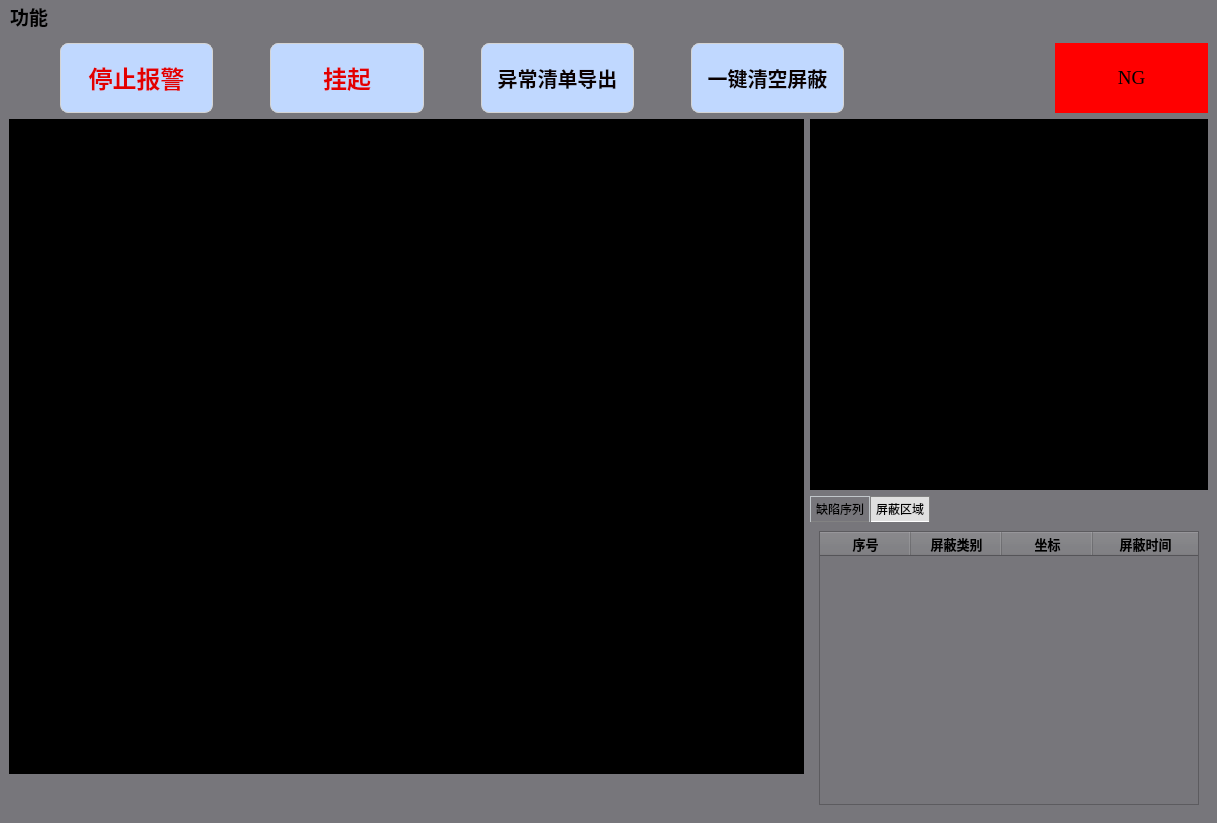
Qt form src/ui/main_window_end.ui (Dragon1633/yolov8-underwater-detection) before a commit.
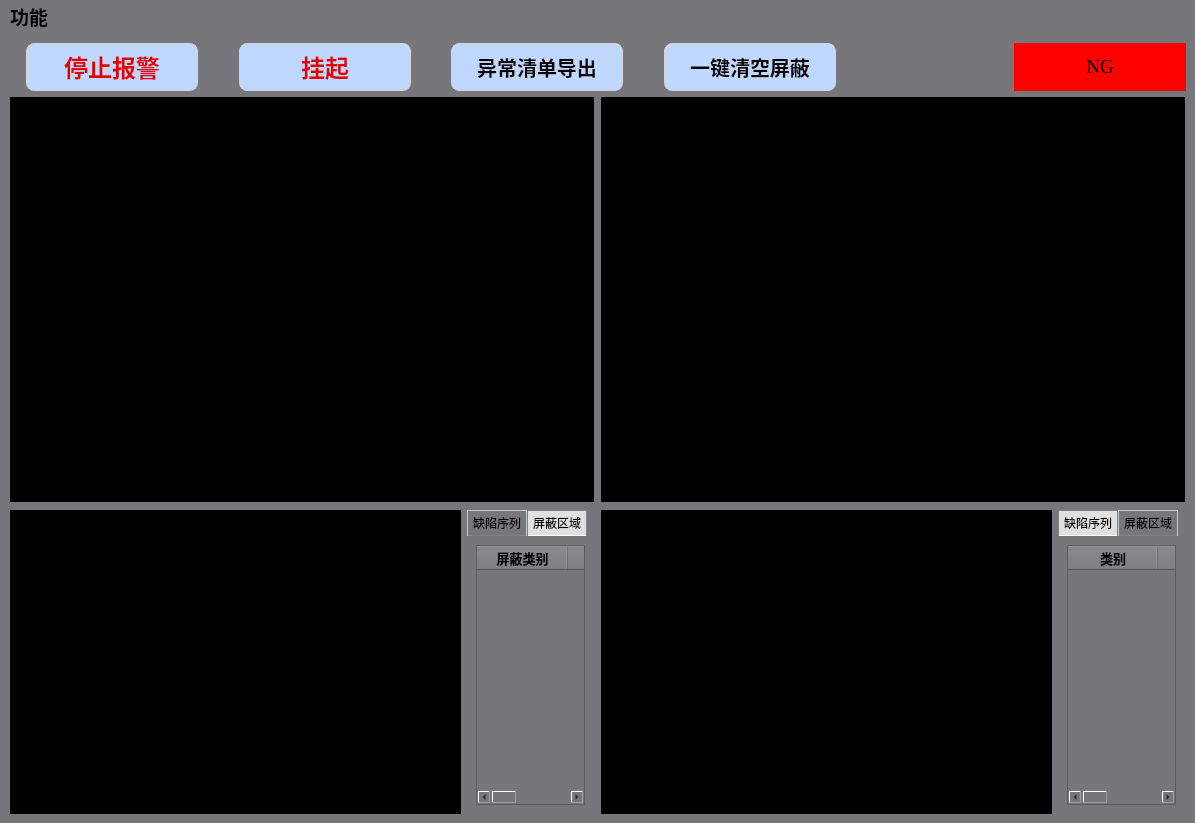
The same form after that commit. The open tabs and pages were chosen to show the change. Icons and pictures are not drawn.

The edit to the form file:
```diff
--- a/src/ui/main_window_end.ui
+++ b/src/ui/main_window_end.ui
@@ -6,7 +6,7 @@
    <rect>
     <x>0</x>
     <y>0</y>
-    <width>1217</width>
+    <width>1195</width>
     <height>823</height>
    </rect>
   </property>
@@ -34,9 +34,9 @@
    </property>
    <layout class="QHBoxLayout" name="horizontalLayout_7">
     <item>
-     <layout class="QVBoxLayout" name="verticalLayout_3" stretch="1,10">
+     <layout class="QVBoxLayout" name="verticalLayout_3" stretch="1,15">
       <item>
-       <layout class="QHBoxLayout" name="horizontalLayout_4" stretch="2,6,2,6,2,6,2,6,8,6">
+       <layout class="QHBoxLayout" name="horizontalLayout_4" stretch="1,10,2,10,2,10,2,10,10,10">
         <item>
          <spacer name="horizontalSpacer_4">
           <property name="orientation">
@@ -268,9 +268,22 @@
        </layout>
       </item>
       <item>
-       <layout class="QHBoxLayout" name="horizontalLayout_2" stretch="6,3">
+       <layout class="QHBoxLayout" name="horizontalLayout_3" stretch="1,400,1,400,1">
         <item>
-         <layout class="QVBoxLayout" name="verticalLayout" stretch="20,0">
+         <spacer name="horizontalSpacer_7">
+          <property name="orientation">
+           <enum>Qt::Horizontal</enum>
+          </property>
+          <property name="sizeHint" stdset="0">
+           <size>
+            <width>40</width>
+            <height>20</height>
+           </size>
+          </property>
+         </spacer>
+        </item>
+        <item>
+         <layout class="QVBoxLayout" name="verticalLayout" stretch="160,1,120">
           <item>
            <widget class="QLabel" name="label_display">
             <property name="styleSheet">
@@ -294,12 +307,10 @@
             </property>
            </spacer>
           </item>
-         </layout>
-        </item>
         <item>
-         <layout class="QVBoxLayout" name="verticalLayout_2" stretch="7,6">
+           <layout class="QHBoxLayout" name="horizontalLayout" stretch="10,1">
           <item>
-           <widget class="QLabel" name="label_display_2">
+             <widget class="QLabel" name="label_display_error">
             <property name="styleSheet">
              <string notr="true">background-color: rgb(0, 0, 0);</string>
             </property>
@@ -537,7 +548,7 @@
                 </attribute>
                 <column>
                  <property name="text">
-                  <string>序号</string>
+                    <string>屏蔽类别</string>
                  </property>
                  <property name="font">
                   <font>
@@ -552,6 +563,308 @@
                 </column>
                 <column>
                  <property name="text">
+                    <string>坐标</string>
+                   </property>
+                   <property name="font">
+                    <font>
+                     <pointsize>10</pointsize>
+                     <weight>75</weight>
+                     <bold>true</bold>
+                    </font>
+                   </property>
+                   <property name="textAlignment">
+                    <set>AlignCenter</set>
+                   </property>
+                  </column>
+                  <column>
+                   <property name="text">
+                    <string>屏蔽时间</string>
+                   </property>
+                   <property name="font">
+                    <font>
+                     <pointsize>10</pointsize>
+                     <weight>75</weight>
+                     <bold>true</bold>
+                    </font>
+                   </property>
+                   <property name="textAlignment">
+                    <set>AlignCenter</set>
+                   </property>
+                  </column>
+                 </widget>
+                </item>
+               </layout>
+              </widget>
+             </widget>
+            </item>
+           </layout>
+          </item>
+         </layout>
+        </item>
+        <item>
+         <spacer name="horizontalSpacer_6">
+          <property name="orientation">
+           <enum>Qt::Horizontal</enum>
+          </property>
+          <property name="sizeHint" stdset="0">
+           <size>
+            <width>40</width>
+            <height>20</height>
+           </size>
+          </property>
+         </spacer>
+        </item>
+        <item>
+         <layout class="QVBoxLayout" name="verticalLayout_2" stretch="160,1,120">
+          <item>
+           <widget class="QLabel" name="label_display_2">
+            <property name="styleSheet">
+             <string notr="true">background-color: rgb(0, 0, 0);</string>
+            </property>
+            <property name="text">
+             <string/>
+            </property>
+           </widget>
+          </item>
+          <item>
+           <spacer name="verticalSpacer_2">
+            <property name="orientation">
+             <enum>Qt::Vertical</enum>
+            </property>
+            <property name="sizeHint" stdset="0">
+             <size>
+              <width>20</width>
+              <height>40</height>
+             </size>
+            </property>
+           </spacer>
+          </item>
+          <item>
+           <layout class="QHBoxLayout" name="horizontalLayout_2" stretch="10,1">
+            <item>
+             <widget class="QLabel" name="label_display_error_2">
+              <property name="styleSheet">
+               <string notr="true">background-color: rgb(0, 0, 0);</string>
+              </property>
+              <property name="text">
+               <string/>
+              </property>
+             </widget>
+            </item>
+            <item>
+             <widget class="QTabWidget" name="tabWidget_2">
+              <property name="styleSheet">
+               <string notr="true">QTabWidget::pane {
+    border: none;
+}
+
+QTabBar::tab {
+    /* background: #f0f0f0; 设置默认状态下的背景颜色 */
+    border: 1px solid #C2C7CB; /* 设置边框颜色 */
+    border-bottom-color: #828282; /* 设置底部边框颜色 */
+    min-width: 10ex; /* 最小宽度 */
+    padding: 5px; /* 内边距 */
+}
+
+QTabBar::tab:selected, QTabBar::tab:hover {
+     background: #e0e0e0; /* 设置选中或悬停状态下的背景颜色 */
+}
+QTabBar::tab:selected {
+    background: #e0e0e0; /* 设置选中状态下的背景颜色 */
+    border-color: #828282; /* 选中时的边框颜色 */
+    border-bottom-color: #fff; /* 底部边框颜色 */
+    margin-bottom: 0px; /* 调整底部间距以产生凸起效果 */
+}
+</string>
+              </property>
+              <property name="currentIndex">
+               <number>0</number>
+              </property>
+              <property name="usesScrollButtons">
+               <bool>true</bool>
+              </property>
+              <widget class="QWidget" name="tab_3">
+               <property name="layoutDirection">
+                <enum>Qt::LeftToRight</enum>
+               </property>
+               <attribute name="title">
+                <string>缺陷序列</string>
+               </attribute>
+               <layout class="QHBoxLayout" name="horizontalLayout_10">
+                <item>
+                 <widget class="QTableWidget" name="tableWidget_results_2">
+                  <property name="sizePolicy">
+                   <sizepolicy hsizetype="Preferred" vsizetype="Preferred">
+                    <horstretch>0</horstretch>
+                    <verstretch>0</verstretch>
+                   </sizepolicy>
+                  </property>
+                  <property name="font">
+                   <font>
+                    <family>Ubuntu</family>
+                    <pointsize>11</pointsize>
+                    <weight>50</weight>
+                    <italic>false</italic>
+                    <bold>false</bold>
+                   </font>
+                  </property>
+                  <property name="autoFillBackground">
+                   <bool>true</bool>
+                  </property>
+                  <property name="styleSheet">
+                   <string notr="true"/>
+                  </property>
+                  <property name="horizontalScrollBarPolicy">
+                   <enum>Qt::ScrollBarAsNeeded</enum>
+                  </property>
+                  <property name="sizeAdjustPolicy">
+                   <enum>QAbstractScrollArea::AdjustToContents</enum>
+                  </property>
+                  <property name="autoScroll">
+                   <bool>true</bool>
+                  </property>
+                  <property name="editTriggers">
+                   <set>QAbstractItemView::NoEditTriggers</set>
+                  </property>
+                  <property name="selectionMode">
+                   <enum>QAbstractItemView::SingleSelection</enum>
+                  </property>
+                  <property name="selectionBehavior">
+                   <enum>QAbstractItemView::SelectRows</enum>
+                  </property>
+                  <attribute name="horizontalHeaderCascadingSectionResizes">
+                   <bool>true</bool>
+                  </attribute>
+                  <attribute name="horizontalHeaderDefaultSectionSize">
+                   <number>90</number>
+                  </attribute>
+                  <attribute name="horizontalHeaderShowSortIndicator" stdset="0">
+                   <bool>false</bool>
+                  </attribute>
+                  <attribute name="horizontalHeaderStretchLastSection">
+                   <bool>true</bool>
+                  </attribute>
+                  <attribute name="verticalHeaderVisible">
+                   <bool>false</bool>
+                  </attribute>
+                  <attribute name="verticalHeaderCascadingSectionResizes">
+                   <bool>false</bool>
+                  </attribute>
+                  <column>
+                   <property name="text">
+                    <string>类别</string>
+                   </property>
+                   <property name="font">
+                    <font>
+                     <pointsize>10</pointsize>
+                     <weight>75</weight>
+                     <bold>true</bold>
+                    </font>
+                   </property>
+                   <property name="textAlignment">
+                    <set>AlignCenter</set>
+                   </property>
+                  </column>
+                  <column>
+                   <property name="text">
+                    <string>置信度</string>
+                   </property>
+                   <property name="font">
+                    <font>
+                     <pointsize>10</pointsize>
+                     <weight>75</weight>
+                     <bold>true</bold>
+                    </font>
+                   </property>
+                   <property name="textAlignment">
+                    <set>AlignCenter</set>
+                   </property>
+                  </column>
+                  <column>
+                   <property name="text">
+                    <string>时间</string>
+                   </property>
+                   <property name="font">
+                    <font>
+                     <pointsize>10</pointsize>
+                     <weight>75</weight>
+                     <bold>true</bold>
+                    </font>
+                   </property>
+                   <property name="textAlignment">
+                    <set>AlignCenter</set>
+                   </property>
+                  </column>
+                 </widget>
+                </item>
+               </layout>
+              </widget>
+              <widget class="QWidget" name="tab_4">
+               <attribute name="title">
+                <string>屏蔽区域</string>
+               </attribute>
+               <layout class="QHBoxLayout" name="horizontalLayout_11">
+                <item>
+                 <widget class="QTableWidget" name="tableWidget_ignore_2">
+                  <property name="sizePolicy">
+                   <sizepolicy hsizetype="Preferred" vsizetype="Preferred">
+                    <horstretch>0</horstretch>
+                    <verstretch>0</verstretch>
+                   </sizepolicy>
+                  </property>
+                  <property name="font">
+                   <font>
+                    <family>Ubuntu</family>
+                    <pointsize>11</pointsize>
+                    <weight>50</weight>
+                    <italic>false</italic>
+                    <bold>false</bold>
+                   </font>
+                  </property>
+                  <property name="autoFillBackground">
+                   <bool>true</bool>
+                  </property>
+                  <property name="styleSheet">
+                   <string notr="true"/>
+                  </property>
+                  <property name="lineWidth">
+                   <number>6</number>
+                  </property>
+                  <property name="midLineWidth">
+                   <number>1</number>
+                  </property>
+                  <property name="horizontalScrollBarPolicy">
+                   <enum>Qt::ScrollBarAsNeeded</enum>
+                  </property>
+                  <property name="sizeAdjustPolicy">
+                   <enum>QAbstractScrollArea::AdjustToContents</enum>
+                  </property>
+                  <property name="editTriggers">
+                   <set>QAbstractItemView::NoEditTriggers</set>
+                  </property>
+                  <property name="selectionMode">
+                   <enum>QAbstractItemView::SingleSelection</enum>
+                  </property>
+                  <property name="selectionBehavior">
+                   <enum>QAbstractItemView::SelectRows</enum>
+                  </property>
+                  <attribute name="horizontalHeaderCascadingSectionResizes">
+                   <bool>true</bool>
+                  </attribute>
+                  <attribute name="horizontalHeaderDefaultSectionSize">
+                   <number>91</number>
+                  </attribute>
+                  <attribute name="horizontalHeaderShowSortIndicator" stdset="0">
+                   <bool>false</bool>
+                  </attribute>
+                  <attribute name="horizontalHeaderStretchLastSection">
+                   <bool>true</bool>
+                  </attribute>
+                  <attribute name="verticalHeaderVisible">
+                   <bool>false</bool>
+                  </attribute>
+                  <column>
+                   <property name="text">
                   <string>屏蔽类别</string>
                  </property>
                  <property name="font">
@@ -602,6 +915,21 @@
            </widget>
           </item>
          </layout>
+          </item>
+         </layout>
+        </item>
+        <item>
+         <spacer name="horizontalSpacer_8">
+          <property name="orientation">
+           <enum>Qt::Horizontal</enum>
+          </property>
+          <property name="sizeHint" stdset="0">
+           <size>
+            <width>40</width>
+            <height>20</height>
+           </size>
+          </property>
+         </spacer>
         </item>
        </layout>
       </item>
@@ -614,7 +942,7 @@
     <rect>
      <x>0</x>
      <y>0</y>
-     <width>1217</width>
+     <width>1195</width>
      <height>31</height>
     </rect>
    </property>
```
Left out of the diff: 17 changed lines with no effect on the pictures. Lines whose indentation alone changed are shown as unchanged.
